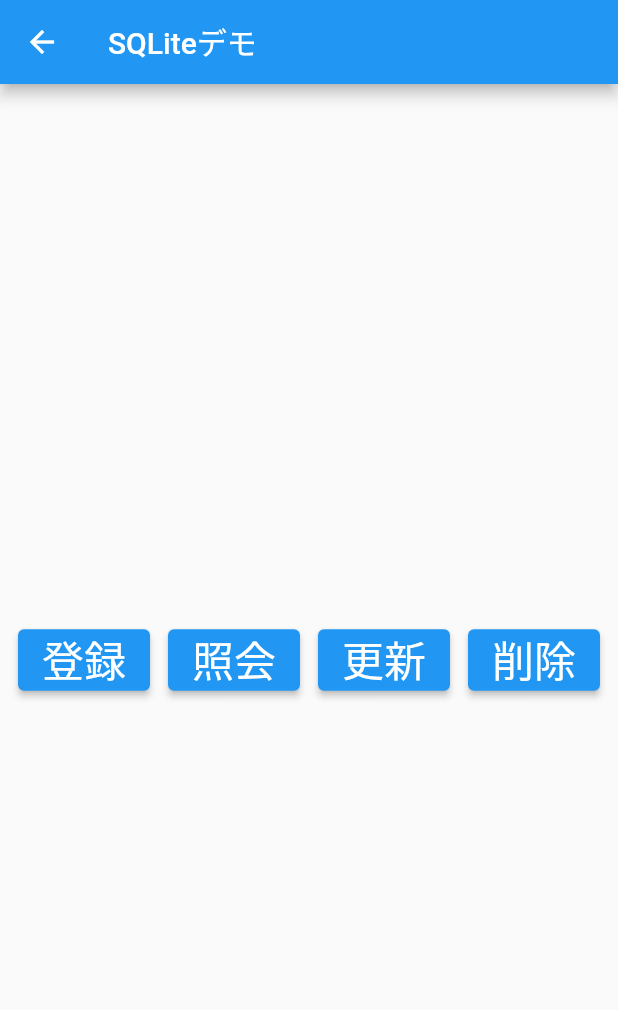
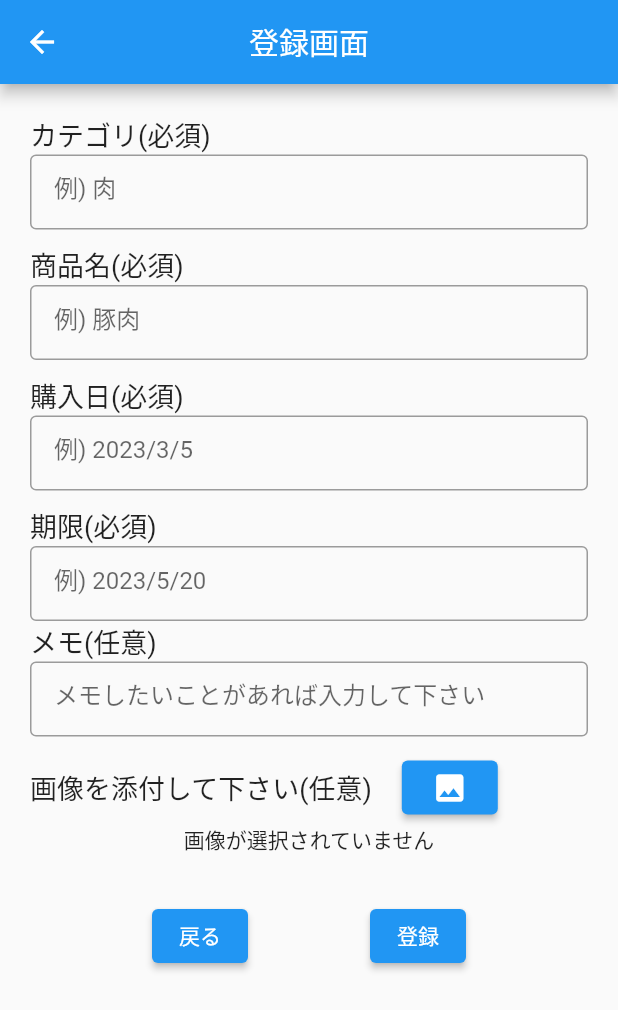
Before and after one commit to kc3hack/2023_I, a Flutter app: the screen it shows after launch, after a tap on the "add" icon, on a phone screen of 412 x 824 dp. Shown: the top 1010 px of the screen. Run offline on Flutter 3.47's test engine with Material 2 defaults, Android fonts, the phone set to English and light mode, and no system bars; our stand-ins replace image_picker, logger, sqflite, sqflite_common_ffi, sqflite_common_ffi_web; accounts and stored records are empty.

Commit message:
画像アップロード時の登録において、更新にラグがある以外は完成

```diff
--- /dev/null
+++ b/project/lib/catalogRegistry/catalogRegistry.dart
@@ -0,0 +1,301 @@
+import 'package:flutter/material.dart';
+import 'package:image_picker/image_picker.dart';
+import 'package:project/db/database.dart';
+import 'dart:async';
+import 'dart:io';
+import 'package:project/main.dart';
+import 'package:project/main.dart';
+
+void main() {
+  runApp(const MyApp());
+}
+
+class MyApp extends StatelessWidget {
+  const MyApp({super.key});
+
+  // This widget is the root of your application.
+  @override
+  Widget build(BuildContext context) {
+    return MaterialApp(
+      title: 'Flutter Demo',
+      theme: ThemeData(
+        primarySwatch: Colors.blue,
+        visualDensity: VisualDensity.adaptivePlatformDensity,
+      ),
+      home: const CatalogCreate(title: 'image_picker'),
+    );
+  }
+}
+
+class CatalogCreate extends StatefulWidget {
+  const CatalogCreate({super.key, required this.title});
+  final String title;
+
+  @override
+  State<CatalogCreate> createState() => _MyHomePageState();
+}
+
+class _MyHomePageState extends State<CatalogCreate> {
+  final dbHelper = DatabaseHelper.instance; //databaseインスタンスを作成
+  final picker = ImagePicker(); //画像をギャラリーから取得するために使用
+  File? _image; //画像を取得
+  late String category; //カテゴリーを取得
+  late String name; //商品名を取得
+  late String purchaseDate; //購入日を取得
+  late String consumeDate; //消費期限を取得
+  late String memo; //メモ内容を取得
+
+  ///データベースに登録内容を追加
+  void _insert() async {
+    // row to insert
+    //const List<String> cat = ['肉.豚', '肉.牛', '魚', '野菜', '果物'];
+    String path = await dbHelper.saveImage(_image);
+    Map<String, dynamic> row = {
+      //DatabaseHelper.columnCategory: cat[Random().nextInt(5)],
+      DatabaseHelper.columnCategory: category,
+      DatabaseHelper.columnName: name,
+      DatabaseHelper.columnPurchase: purchaseDate,
+      DatabaseHelper.columnLimit: consumeDate,
+      DatabaseHelper.columnPhotoPath: path,
+      DatabaseHelper.columnMemo: memo,
+    };
+    final id = await dbHelper.insert(row);
+  }
+
+  ///ギャラリーから画像を取得
+  Future _getImage() async {
+    final pickedFile = await picker.pickImage(source: ImageSource.gallery);
+    setState(() {
+      if (pickedFile != null) {
+        _image = File(pickedFile.path);
+      } else {
+        print('No image selected.');
+      }
+    });
+  }
+
+  @override
+  Widget build(BuildContext context) {
+    return Scaffold(
+      //resizeToAvoidBottomInset: false,
+      appBar: AppBar(centerTitle: true, title: Text('登録画面')),
+      body: SingleChildScrollView(
+        child: Container(
+          //画面の上下左右に余白を設定
+          margin: EdgeInsets.all(20),
+          //ウィジェットを縦並びで配置
+          child: Column(
+            children: <Widget>[
+              //カテゴリテキストの設定
+              Container(
+                width: double.infinity,
+                child: Text(
+                  'カテゴリ(必須)',
+                  style: TextStyle(
+                    fontSize: 18,
+                  ),
+                ),
+              ),
+              //テキストフィールドの設定
+              SizedBox(
+                height: 50,
+                child: TextField(
+                  decoration: InputDecoration(
+                      //contentPadding: EdgeInsets.fromLTRB(0, 5, 0, 5),
+                      border: OutlineInputBorder(
+                        borderSide: const BorderSide(
+                          color: Colors.blue,
+                        ),
+                      ),
+                      hintText: ' 例) 肉'),
+                  //入力したカテゴリーを格納
+                  onChanged: (text) {
+                    category = text;
+                  },
+                ),
+              ),
+              //商品名テキストの設定
+              Container(
+                margin: EdgeInsets.only(top: 10),
+                width: double.infinity,
+                child: Text(
+                  '商品名(必須)',
+                  style: TextStyle(
+                    fontSize: 18,
+                  ),
+                ),
+              ),
+              //テキストフィールドの設定
+              SizedBox(
+                height: 50,
+                child: TextField(
+                  decoration: InputDecoration(
+                    //contentPadding: EdgeInsets.fromLTRB(0, 5, 0, 5),
+                    border: OutlineInputBorder(
+                      borderSide: const BorderSide(
+                        color: Colors.blue,
+                      ),
+                    ),
+                    hintText: ' 例) 豚肉',
+                  ),
+                  //入力した商品名を格納
+                  onChanged: (text) {
+                    name = text;
+                  },
+                ),
+              ),
+              //購入日テキストの設定
+              Container(
+                margin: EdgeInsets.only(top: 10),
+                width: double.infinity,
+                child: Text(
+                  '購入日(必須)',
+                  style: TextStyle(
+                    fontSize: 18,
+                  ),
+                ),
+              ),
+              //テキストフィールドの設定
+              SizedBox(
+                height: 50,
+                child: TextField(
+                  decoration: InputDecoration(
+                    //contentPadding: EdgeInsets.fromLTRB(0, 5, 0, 5),
+                    border: OutlineInputBorder(
+                      borderSide: const BorderSide(
+                        color: Colors.blue,
+                      ),
+                    ),
+                    hintText: ' 例) 2023/3/5',
+                  ),
+                  //入力した購入日を格納
+                  onChanged: (text) {
+                    purchaseDate = text;
+                  },
+                ),
+              ),
+              //消費期限テキストの設定
+              Container(
+                margin: EdgeInsets.only(top: 10),
+                width: double.infinity,
+                child: Text(
+                  '期限(必須)',
+                  //textAlign: TextAlign.left,
+                  style: TextStyle(
+                    fontSize: 18,
+                  ),
+                ),
+              ),
+              //テキストフィールドの設定
+              SizedBox(
+                height: 50,
+                child: TextField(
+                  decoration: InputDecoration(
+                    //contentPadding: EdgeInsets.fromLTRB(0, 5, 0, 5),
+                    border: OutlineInputBorder(
+                      borderSide: const BorderSide(
+                        color: Colors.blue,
+                      ),
+                    ),
+                    hintText: ' 例) 2023/5/20',
+                  ),
+                  //入力した期限を格納
+                  onChanged: (text) {
+                    consumeDate = text;
+                  },
+                ),
+              ),
+              //メモテキストの設定
+              Container(
+                width: double.infinity,
+                child: Text(
+                  'メモ(任意)',
+                  style: TextStyle(
+                    fontSize: 18,
+                  ),
+                ),
+              ),
+              //テキストフィールドの設定
+              SizedBox(
+                height: 50,
+                child: TextField(
+                  decoration: InputDecoration(
+                      //contentPadding: EdgeInsets.fromLTRB(0, 5, 0, 5),
+                      border: OutlineInputBorder(
+                        borderSide: const BorderSide(
+                          color: Colors.blue,
+                        ),
+                      ),
+                      hintText: ' メモしたいことがあれば入力して下さい'),
+                  //入力したメモを格納
+                  onChanged: (text) {
+                    memo = text;
+                  },
+                ),
+              ),
+              //画像添付テキストの設定
+              Container(
+                margin: EdgeInsets.only(top: 10),
+                width: double.infinity,
+                child: Row(
+                  children: [
+                    Text(
+                      '画像を添付して下さい(任意)',
+                      style: TextStyle(
+                        fontSize: 18,
+                      ),
+                    ),
+                    //イメージアイコンの設定
+                    Container(
+                      margin: EdgeInsets.only(left: 20),
+                      child: ElevatedButton(
+                        child: Icon(Icons.image),
+                        onPressed: _getImage, //ボタンが押されたとき
+                      ),
+                    ),
+                  ],
+                ),
+              ),
+              //画像をデバイスから取得する
+              _image == null ? Text('画像が選択されていません') : Image.file(_image!),
+              //ボタンの設定
+              Container(
+                margin: EdgeInsets.only(top: 30),
+                child: Row(
+                  mainAxisAlignment: MainAxisAlignment.spaceEvenly,
+                  children: [
+                    //戻るボタンの設定
+                    ElevatedButton(
+                      child: Text('戻る'),
+                      onPressed: () {
+                        //一覧画面に戻る
+                        Navigator.push(
+                          context,
+                          MaterialPageRoute(
+                              builder: (context) => CatalogPage()),
+                        );
+                      },
+                    ),
+                    //登録ボタンの設定
+                    ElevatedButton(
+                      child: Text('登録'),
+                      onPressed: () {
+                        //データベースに情報を登録し、一覧画面に戻る
+                        _insert();
+                        Navigator.pushReplacement(
+                          context,
+                          MaterialPageRoute(
+                              builder: (context) => CatalogPage()),
+                        );
+                      },
+                    ),
+                  ],
+                ),
+              ),
+            ],
+          ),
+        ),
+      ),
+    );
+  }
+}
--- a/project/lib/main.dart
+++ b/project/lib/main.dart
@@ -5,6 +5,7 @@ import 'package:flutter/material.dart';
 import 'package:project/db/database.dart';
 import 'package:logger/logger.dart';
 import 'package:provider/provider.dart';
+import 'package:project/catalogRegistry/catalogRegistry.dart';
 
 final logger = Logger();
 
@@ -37,7 +38,8 @@ class _CatalogPageState extends State<CatalogPage> {
         if (snapshot.hasData) {
           final catalog = snapshot.data!; // category, name, limit_dateの全データ
           List<String> limitDate = [];
-          Map<String, List<String>> itemsByCategory = {}; // key: メインカテゴリ, value: 商品名
+          Map<String, List<String>> itemsByCategory =
+              {}; // key: メインカテゴリ, value: 商品名
 
           for (var map in catalog) {
             limitDate.add(map['limit_date']);
@@ -80,7 +82,8 @@ class _CatalogPageState extends State<CatalogPage> {
               onPressed: () {
                 Navigator.push(
                   context,
-                  MaterialPageRoute(builder: (context) => MyHomePage()),
+                  MaterialPageRoute(
+                      builder: (context) => CatalogCreate(title: "title")),
                 );
               },
               tooltip: 'Increment',
--- a/project/pubspec.yaml
+++ b/project/pubspec.yaml
@@ -38,6 +38,7 @@ dependencies:
   # The following adds the Cupertino Icons font to your application.
   # Use with the CupertinoIcons class for iOS style icons.
   cupertino_icons: ^1.0.2
+  image_picker: ^0.8.6+2
   provider: ^6.0.5
 
 dev_dependencies:
```
Also changed, not shown: project/pubspec.lock.
